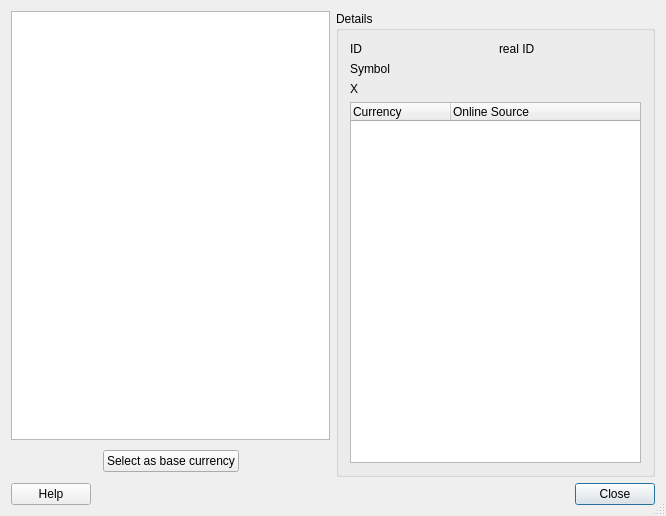
Before: the Qt Designer form kmymoney/dialogs/kcurrencyeditdlgdecl.ui in KDE/kmymoney, drawn with Qt 5.
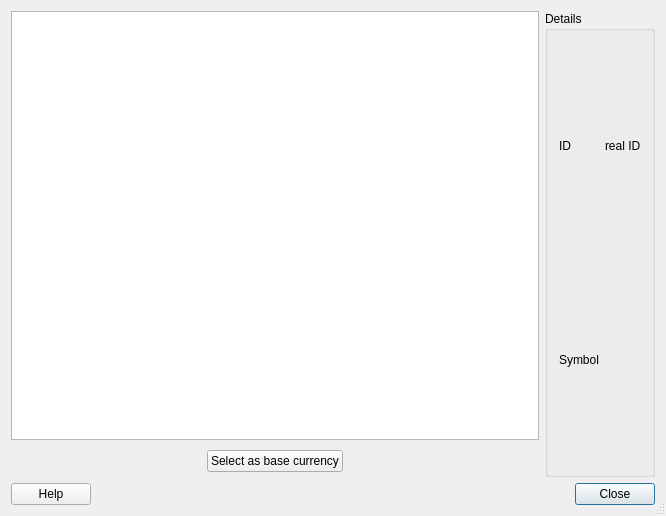
After: the same form once the commit is applied. Custom widgets are drawn as their Qt base class.

Commit message: Remove old unused code

```diff
--- a/kmymoney/dialogs/kcurrencyeditdlgdecl.ui
+++ b/kmymoney/dialogs/kcurrencyeditdlgdecl.ui
@@ -142,30 +142,6 @@
           </item>
          </layout>
         </item>
-        <item>
-         <widget class="QLabel" name="m_description">
-          <property name="text">
-           <string>X</string>
-          </property>
-          <property name="wordWrap">
-           <bool>false</bool>
-          </property>
-         </widget>
-        </item>
-        <item>
-         <widget class="QTreeWidget" name="m_onlineSourceTable">
-          <column>
-           <property name="text">
-            <string>Currency</string>
-           </property>
-          </column>
-          <column>
-           <property name="text">
-            <string>Online Source</string>
-           </property>
-          </column>
-         </widget>
-        </item>
        </layout>
       </widget>
      </item>
```
The commit also changes 1 other file.
